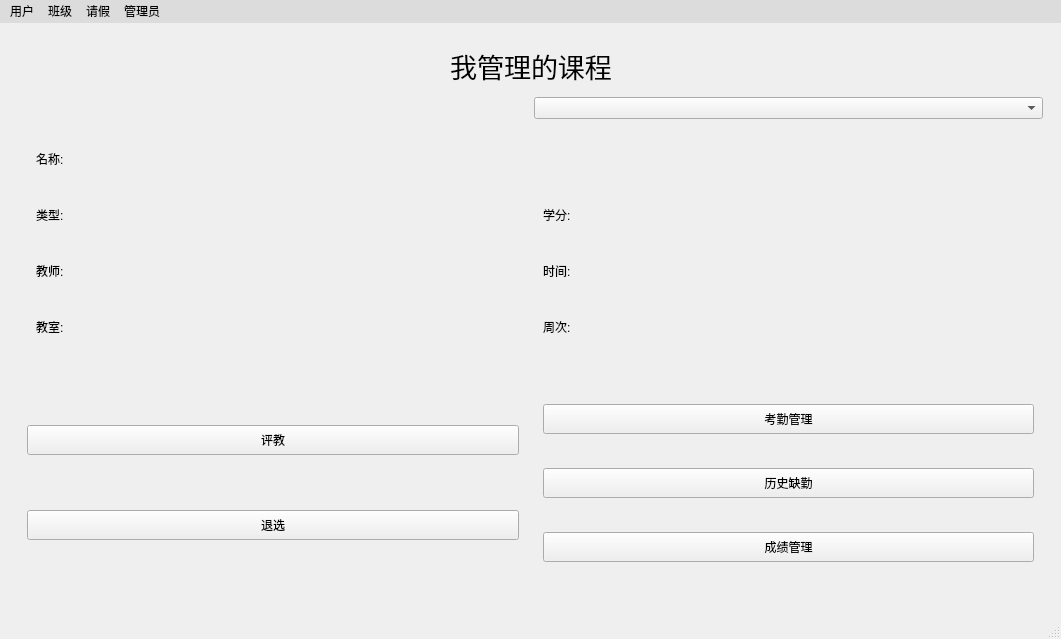
MisakiFx/zeus, file mainwindow.ui: the form before one commit.
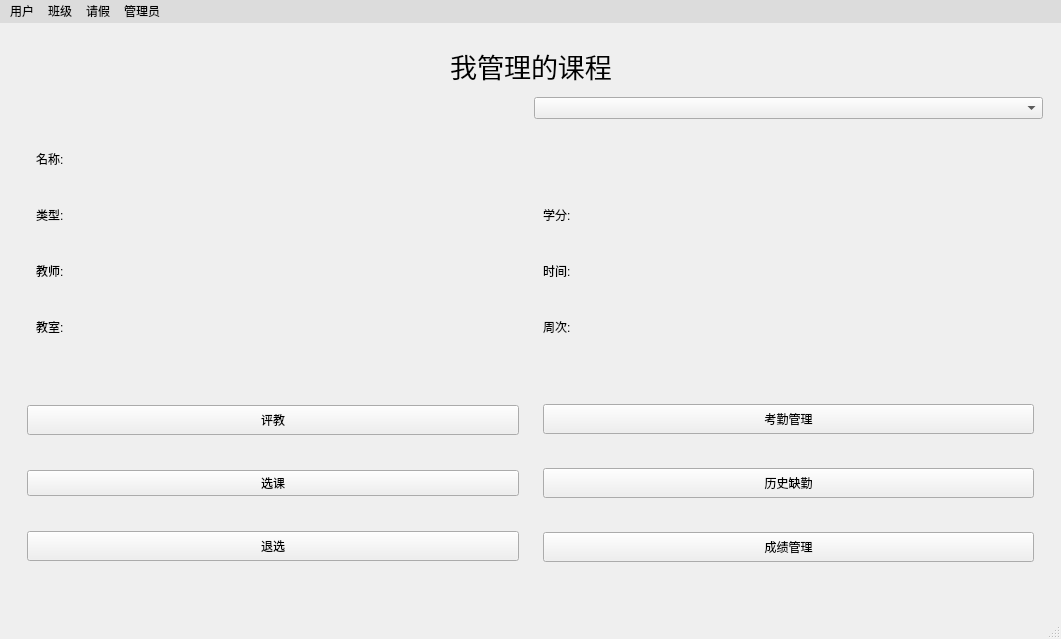
The form after the commit. The open tabs and pages were chosen to show the change.

What changed in the file:
```diff
--- a/mainwindow.ui
+++ b/mainwindow.ui
@@ -621,6 +621,13 @@
              </property>
             </widget>
            </item>
+           <item>
+            <widget class="QPushButton" name="pushButtonChooseCause">
+             <property name="text">
+              <string>选课</string>
+             </property>
+            </widget>
+           </item>
            <item>
             <widget class="QPushButton" name="pushButtonAbandonChoose">
              <property name="minimumSize">
```
Left out of the diff: 14 changed lines with no effect on the pictures.
